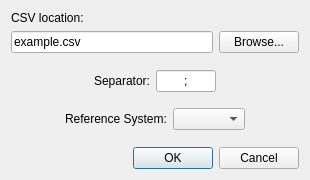
Old version of the form src/pyAnimalTrack/ui/View/LoadCSVDialog.ui in the repository davemccormick/pyAnimalTrack.
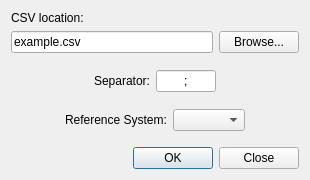
New version of the form.

Commit message: Attempted to fix the LoadCSVDialog behaving strangely (and crashing) on OSX. Fixed a label. Applying changes to the filter parameters in the combined mode now correctly adjusts all axis.

What changed in the file:
```diff
--- a/src/pyAnimalTrack/ui/View/LoadCSVDialog.ui
+++ b/src/pyAnimalTrack/ui/View/LoadCSVDialog.ui
@@ -69,6 +69,22 @@
          </property>
         </widget>
        </item>
+       <item>
+        <spacer name="verticalSpacer_4">
+         <property name="orientation">
+          <enum>Qt::Vertical</enum>
+         </property>
+         <property name="sizeType">
+          <enum>QSizePolicy::Fixed</enum>
+         </property>
+         <property name="sizeHint" stdset="0">
+          <size>
+           <width>0</width>
+           <height>23</height>
+          </size>
+         </property>
+        </spacer>
+       </item>
       </layout>
      </item>
      <item>
@@ -231,11 +247,15 @@
       </spacer>
      </item>
      <item>
+      <layout class="QHBoxLayout" name="horizontalLayout_4">
+       <item>
       <widget class="QDialogButtonBox" name="buttonBox">
        <property name="standardButtons">
-        <set>QDialogButtonBox::Cancel|QDialogButtonBox::Ok</set>
-       </property>
-      </widget>
+          <set>QDialogButtonBox::Close|QDialogButtonBox::Ok</set>
+         </property>
+        </widget>
+       </item>
+      </layout>
      </item>
     </layout>
    </item>
```
Left out of the diff: 6 changed lines with no effect on the pictures. Lines whose indentation alone changed are shown as unchanged. The commit also changes 2 other files.
